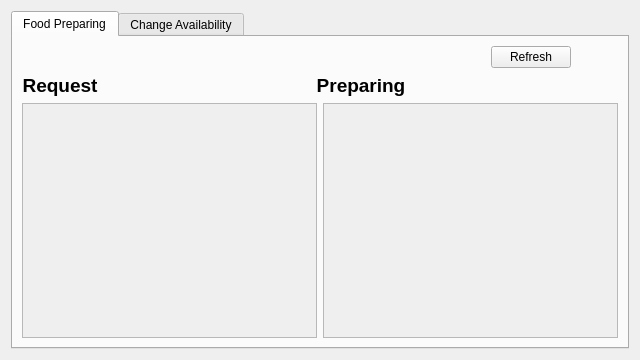
therealrahulsahu/se_project, file frontend/chef_wid.ui: the form before one commit.
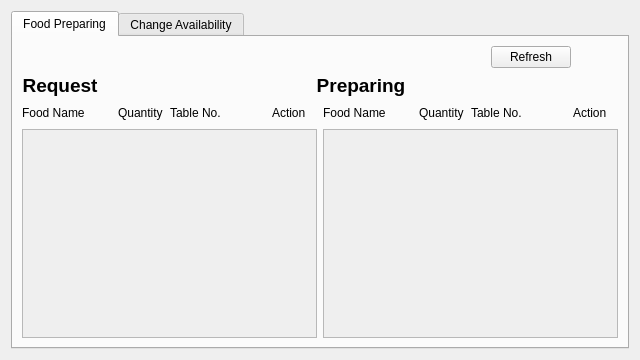
The form after the commit.

Commit message: Chef preparation done

The edit to the form file:
```diff
--- a/frontend/chef_wid.ui
+++ b/frontend/chef_wid.ui
@@ -23,7 +23,7 @@
       <attribute name="title">
        <string>Food Preparing</string>
       </attribute>
-      <layout class="QVBoxLayout" name="verticalLayout_4" stretch="2,2,20">
+      <layout class="QVBoxLayout" name="verticalLayout_4" stretch="2,2,0,20">
        <item>
         <layout class="QHBoxLayout" name="horizontalLayout_2" stretch="20,2,2">
          <item>
@@ -99,6 +99,92 @@
          </item>
         </layout>
        </item>
+       <item>
+        <layout class="QHBoxLayout" name="horizontalLayout_9" stretch="2,1,1,1,1,2,1,1,1,1">
+         <item>
+          <widget class="QLabel" name="label_5">
+           <property name="text">
+            <string>Food Name</string>
+           </property>
+          </widget>
+         </item>
+         <item>
+          <widget class="QLabel" name="label_7">
+           <property name="text">
+            <string>Quantity</string>
+           </property>
+          </widget>
+         </item>
+         <item>
+          <widget class="QLabel" name="label_9">
+           <property name="text">
+            <string>Table No.</string>
+           </property>
+          </widget>
+         </item>
+         <item>
+          <spacer name="horizontalSpacer_3">
+           <property name="orientation">
+            <enum>Qt::Horizontal</enum>
+           </property>
+           <property name="sizeHint" stdset="0">
+            <size>
+             <width>40</width>
+             <height>20</height>
+            </size>
+           </property>
+          </spacer>
+         </item>
+         <item>
+          <widget class="QLabel" name="label_11">
+           <property name="text">
+            <string>Action</string>
+           </property>
+          </widget>
+         </item>
+         <item>
+          <widget class="QLabel" name="label_6">
+           <property name="text">
+            <string>Food Name</string>
+           </property>
+          </widget>
+         </item>
+         <item>
+          <widget class="QLabel" name="label_8">
+           <property name="text">
+            <string>Quantity</string>
+           </property>
+          </widget>
+         </item>
+         <item>
+          <widget class="QLabel" name="label_10">
+           <property name="text">
+            <string>Table No.</string>
+           </property>
+          </widget>
+         </item>
+         <item>
+          <spacer name="horizontalSpacer_15">
+           <property name="orientation">
+            <enum>Qt::Horizontal</enum>
+           </property>
+           <property name="sizeHint" stdset="0">
+            <size>
+             <width>40</width>
+             <height>20</height>
+            </size>
+           </property>
+          </spacer>
+         </item>
+         <item>
+          <widget class="QLabel" name="label_12">
+           <property name="text">
+            <string>Action</string>
+           </property>
+          </widget>
+         </item>
+        </layout>
+       </item>
        <item>
         <layout class="QHBoxLayout" name="horizontalLayout">
          <item>
@@ -112,7 +198,7 @@
               <x>0</x>
               <y>0</y>
               <width>300</width>
-              <height>250</height>
+              <height>228</height>
              </rect>
             </property>
             <layout class="QVBoxLayout" name="scroll_req"/>
@@ -130,7 +216,7 @@
               <x>0</x>
               <y>0</y>
               <width>300</width>
-              <height>250</height>
+              <height>228</height>
              </rect>
             </property>
             <layout class="QVBoxLayout" name="scroll_pre"/>
```
The commit also changes 6 other files.
